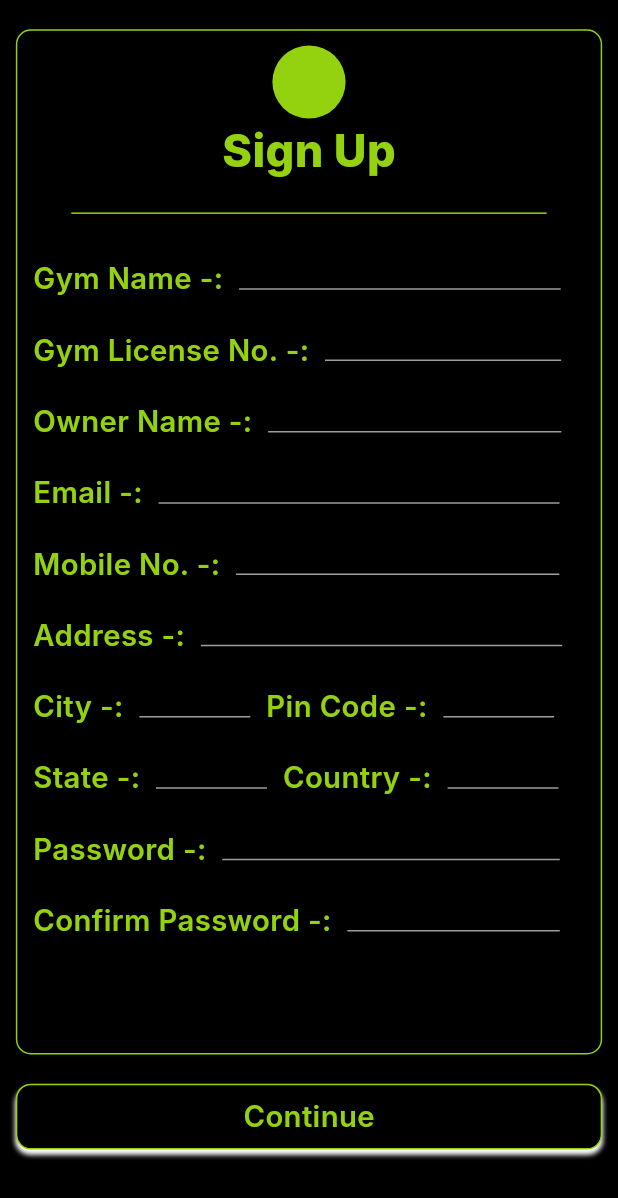
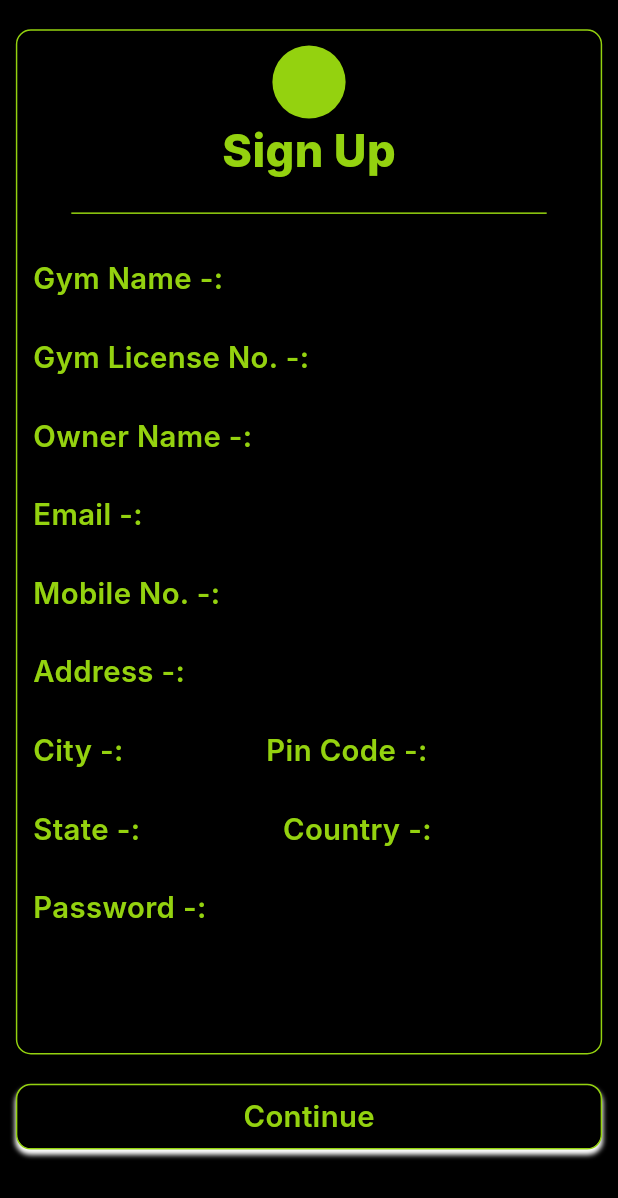
Before and after one commit to Sumeetbharali/360, a Flutter app: the SignUp screen opened by its route, on a phone screen of 412 x 824 dp. Shown: the top 1198 px of the screen. Run offline on Flutter 3.47's test engine with Material 3 defaults, Android fonts, the phone set to English and light mode, and no system bars; our stand-ins replace bloc, cloud_firestore, dartz, firebase_auth, firebase_core, flutter_bloc and 1 more; accounts and stored records are empty; generated files the repository leaves out were written again; Roboto replaces fonts that are missing (Inter).

Commit message:
- signup done

```diff
--- /dev/null
+++ b/lib/core/models/gym_member_model.dart
@@ -0,0 +1,81 @@
+class GymMemberModel {
+  String name;
+  String mobile_number;
+  String gender;
+  String height;
+  String weight;
+  String chest;
+  String waist;
+  String age;
+  String address;
+  String training;
+  String batch_time;
+  String date_from;
+  String date_to;
+  String paid_amount;
+  String due_amount;
+  String payment_method;
+
+  GymMemberModel({
+    this.name = "",
+    this.mobile_number = "",
+    this.gender = "",
+    this.height = "",
+    this.weight = "",
+    this.chest = "",
+    this.waist = "",
+    this.age = "",
+    this.address = "",
+    this.training = "",
+    this.batch_time = "",
+    this.date_from = "",
+    this.date_to = "",
+    this.paid_amount = "",
+    this.due_amount = "",
+    this.payment_method = "",
+  });
+
+  // Convert Firestore document to GymMemberModel
+  factory GymMemberModel.fromJson(Map<String, dynamic> json) {
+    return GymMemberModel(
+      name: json['name'] ?? "",
+      mobile_number: json['mobile_number'] ?? "",
+      gender: json['gender'] ?? "",
+      height: json['height'] ?? "",
+      weight: json['weight'] ?? "",
+      chest: json['chest'] ?? "",
+      waist: json['waist'] ?? "",
+      age: json['age'] ?? "",
+      address: json['address'] ?? "",
+      training: json['training'] ?? "",
+      batch_time: json['batch_time'] ?? "",
+      date_from: json['date_from'] ?? "",
+      date_to: json['date_to'] ?? "",
+      paid_amount: json['paid_amount'] ?? "",
+      due_amount: json['due_amount'] ?? "",
+      payment_method: json['payment_method'] ?? "",
+    );
+  }
+
+  // Convert GymMemberModel to Json document
+  Map<String, dynamic> toJson() {
+    return {
+      'name': name,
+      'mobile_number': mobile_number,
+      'gender': gender,
+      'height': height,
+      'weight': weight,
+      'chest': chest,
+      'waist': waist,
+      'age': age,
+      'address': address,
+      'training': training,
+      'batch_time': batch_time,
+      'date_from': date_from,
+      'date_to': date_to,
+      'paid_amount': paid_amount,
+      'due_amount': due_amount,
+      'payment_method': payment_method,
+    };
+  }
+}
--- a/lib/features/auth/data/models/sign_up_model.dart
+++ b/lib/features/auth/data/models/sign_up_model.dart
@@ -1,16 +1,19 @@
+import '../../../../core/models/gym_member_model.dart';
+
 class GymUserModel {
-  String gym_name,
-      license_no,
-      owner_name,
-      email,
-      mobile_no,
-      address,
-      city,
-      pin_code,
-      state,
-      country,
-      password,
-      plan;
+  String gym_name;
+  String license_no;
+  String owner_name;
+  String email;
+  String mobile_no;
+  String address;
+  String city;
+  String pin_code;
+  String state;
+  String country;
+  String password;
+  String plan;
+  List<GymMemberModel> gym_members;
 
   GymUserModel({
     this.gym_name = "",
@@ -25,6 +28,7 @@ class GymUserModel {
     this.country = "",
     this.password = "",
     this.plan = "",
+    this.gym_members = const [],
   });
 
   factory GymUserModel.fromJson(Map<String, dynamic> json) {
@@ -33,13 +37,18 @@ class GymUserModel {
       license_no: json["license_no"],
       owner_name: json["owner_name"],
       email: json["email"],
-      mobile_no: json["mobileNo"],
+      mobile_no: json["mobile_no"],
       address: json["address"],
       city: json["city"],
       pin_code: json["pin_code"],
       state: json["state"],
       country: json["country"],
       password: json["password"],
+      plan: json["plan"],
+      gym_members: (json["Members"] as List<dynamic>?)
+              ?.map((member) => GymMemberModel.fromJson(member))
+              .toList() ??
+          [],
     );
   }
 
@@ -56,7 +65,7 @@ class GymUserModel {
       'state': state,
       'country': country,
       'password': password,
-      'plan': plan
+      'plan': plan,
     };
   }
 }
--- a/lib/features/auth/presentation/pages/sign_up.dart
+++ b/lib/features/auth/presentation/pages/sign_up.dart
@@ -15,14 +15,19 @@ class SignUp extends StatelessWidget {
 
   GymUserModel signUpUser = GymUserModel();
 
+  final _formKey = GlobalKey<FormState>();
+
   void getData(GymUserModel user) {
     signUpUser = user;
   }
 
   @override
   Widget build(BuildContext context) {
-    return Scaffold(
-      body: Column(
+    return Form(
+        key: _formKey,
+        child: Scaffold(
+          body: SingleChildScrollView(
+            child: Column(
               crossAxisAlignment: CrossAxisAlignment.stretch,
               children: [
                 Container(
@@ -30,10 +35,12 @@ class SignUp extends StatelessWidget {
                   decoration: BoxDecoration(
                       color: Colors.black,
                       borderRadius: BorderRadius.circular(10),
-                border: Border.all(color: ColorPalette.mainGreen, width: 1.sp)),
+                      border: Border.all(
+                          color: ColorPalette.mainGreen, width: 1.sp)),
                   margin: EdgeInsets.only(left: 10.w, top: 20.h, right: 10.w),
                   child: Padding(
-              padding: EdgeInsets.symmetric(horizontal: 10.w, vertical: 10.h),
+                    padding:
+                        EdgeInsets.symmetric(horizontal: 10.w, vertical: 10.h),
                     child: Column(
                       crossAxisAlignment: CrossAxisAlignment.center,
                       children: [
@@ -61,17 +68,21 @@ class SignUp extends StatelessWidget {
                   ),
                 ),
                 verticalSpace(20),
-          BlocBuilder<AuthCubit, AuthState>(
+                BlocListener<AuthCubit, AuthState>(
+                  listener: (context, state) {
+                    if (state is AuthSignUpSuccess) {
+                      Navigator.pushNamedAndRemoveUntil(
+                          context, PagesRoutes.mainLayout, (router) => false);
+                    }
+                  },
+                  child: BlocBuilder<AuthCubit, AuthState>(
                     builder: (context, state) {
-              var myCubit = context.read<AuthCubit>();
                       return GestureDetector(
                           onTap: () {
+                            _formKey.currentState!.validate();
+                            var myCubit = context.read<AuthCubit>();
                             myCubit.user = signUpUser;
                             myCubit.signUp();
-                    Navigator.pushNamedAndRemoveUntil(
-                        context,
-                        PagesRoutes.planSelection,
-                        (Route<dynamic> route) => false);
                           },
                           child: Container(
                             margin: EdgeInsets.symmetric(horizontal: 10.w),
@@ -83,22 +94,27 @@ class SignUp extends StatelessWidget {
                                     color: Colors.white, // White shadow
                                     blurRadius: 2, // Blur intensity
                                     spreadRadius: 0.1, // Spread of the shadow
-                            offset: Offset(0, 3), // Shadow position (x, y)
+                                    offset:
+                                        Offset(0, 3), // Shadow position (x, y)
                                   ),
                                 ],
-                        border: Border.all(color: ColorPalette.mainGreen),
+                                border:
+                                    Border.all(color: ColorPalette.mainGreen),
                                 borderRadius: BorderRadius.circular(10)),
                             child: Center(
                               child: Text(
                                 "Continue",
-                        style: MyTextStyles.fontInter20MainGreenSemiBold,
+                                style:
+                                    MyTextStyles.fontInter20MainGreenSemiBold,
                               ),
                             ),
                           ));
                     },
+                  ),
                 )
               ],
             ),
-    );
+          ),
+        ));
   }
 }
--- a/lib/features/auth/presentation/widgets/sign_up_body.dart
+++ b/lib/features/auth/presentation/widgets/sign_up_body.dart
@@ -7,10 +7,11 @@ import '../../../../core/widgets/space.dart';
 class SignUpBody extends StatelessWidget {
   SignUpBody({super.key, required this.getData});
 
-  late GymUserModel user = GymUserModel();
   final Function(GymUserModel) getData;
 
-  onFieldChanged(String value, String text) {
+  late GymUserModel user = GymUserModel();
+
+  onFieldChanged(dynamic value, String text) {
     switch (text) {
       case "Gym Name":
         user.gym_name = value;
@@ -20,6 +21,7 @@ class SignUpBody extends StatelessWidget {
         break;
       case "Email":
         user.email = value;
+        print("Email: ${user.email}");
         break;
       case "Owner Name":
         user.owner_name = value;
@@ -44,8 +46,10 @@ class SignUpBody extends StatelessWidget {
         break;
       case "Password":
         user.password = value;
+        print("Password: ${user.password}");
         break;
     }
+
     getData(user);
   }
 
@@ -57,74 +61,149 @@ class SignUpBody extends StatelessWidget {
           text: "Gym Name",
           width: 203,
           onChanged: onFieldChanged,
+          // validator: (value) {
+          //   if (value == null || value.isEmpty) {
+          //     return 'Required';
+          //   }
+          //   return null;
+          // },
         ),
-        verticalSpace(20),
+        verticalSpace(25),
         SignupField(
-            text: "Gym License No.", width: 149, onChanged: onFieldChanged),
-        verticalSpace(20),
-        SignupField(text: "Owner Name", width: 185, onChanged: onFieldChanged),
-        verticalSpace(20),
-        SignupField(text: "Email", width: 253, onChanged: onFieldChanged),
-        verticalSpace(20),
-        SignupField(text: "Mobile No.", width: 204, onChanged: onFieldChanged),
-        verticalSpace(20),
-        SignupField(text: "Address", width: 228, onChanged: onFieldChanged),
-        verticalSpace(20),
+          // validator: (value) {
+          //   if (value == null || value.isEmpty) {
+          //     return 'Required';
+          //   }
+          //   return null;
+          // },
+          text: "Gym License No.",
+          width: 149,
+          onChanged: onFieldChanged,
+        ),
+        verticalSpace(25),
+        SignupField(
+            // validator: (value) {
+            //   if (value == null || value.isEmpty) {
+            //     return 'Required';
+            //   }
+            //   return null;
+            // },
+            text: "Owner Name",
+            width: 185,
+            onChanged: onFieldChanged),
+        verticalSpace(25),
+        SignupField(
+          text: "Email",
+          width: 253,
+          onChanged: onFieldChanged,
+          textInputType: TextInputType.emailAddress,
+          // validator: (value) {
+          //   if (value == null || value.isEmpty) {
+          //     return 'Required';
+          //   }
+          //   final regex =
+          //       RegExp(r'^[a-zA-Z0-9._%+-]+@[a-zA-Z0-9.-]+\.[a-zA-Z]{2,}$');
+          //   if (!regex.hasMatch(value)) {
+          //     return 'Not valid email address';
+          //   }
+          //   return null; // Validation passed
+          // },
+        ),
+        verticalSpace(25),
+        SignupField(
+          // validator: (value) {
+          //   if (value == null || value.isEmpty) {
+          //     return 'Required';
+          //   }
+          //   return null;
+          // },
+          text: "Mobile No.",
+          width: 204,
+          onChanged: onFieldChanged,
+          textInputType: TextInputType.number,
+        ),
+        verticalSpace(25),
+        SignupField(
+            // validator: (value) {
+            //   if (value == null || value.isEmpty) {
+            //     return 'Required';
+            //   }
+            //   return null;
+            // },
+            text: "Address",
+            width: 228,
+            onChanged: onFieldChanged),
+        verticalSpace(25),
         Row(
           children: [
-            SignupField(text: "City", width: 70, onChanged: onFieldChanged),
+            SignupField(
+                // validator: (value) {
+                //   if (value == null || value.isEmpty) {
+                //     return 'Required';
+                //   }
+                //   return null;
+                // },
+                text: "City",
+                width: 70,
+                onChanged: onFieldChanged),
             horizontalSpace(10),
-            SignupField(text: "Pin Code", width: 70, onChanged: onFieldChanged),
+            SignupField(
+              // validator: (value) {
+              //   if (value == null || value.isEmpty) {
+              //     return 'Required';
+              //   }
+              //   return null;
+              // },
+              text: "Pin Code",
+              width: 70,
+              onChanged: onFieldChanged,
+              textInputType: TextInputType.number,
+            ),
           ],
         ),
-        verticalSpace(20),
+        verticalSpace(25),
         Row(
           children: [
-            SignupField(text: "State", width: 70, onChanged: onFieldChanged),
+            SignupField(
+                // validator: (value) {
+                //   if (value == null || value.isEmpty) {
+                //     return 'Required';
+                //   }
+                //   return null;
+                // },
+                text: "State",
+                width: 70,
+                onChanged: onFieldChanged),
             horizontalSpace(10),
-            SignupField(text: "Country", width: 70, onChanged: onFieldChanged),
+            SignupField(
+                // validator: (value) {
+                //   if (value == null || value.isEmpty) {
+                //     return 'Required';
+                //   }
+                //   return null;
+                // },
+                text: "Country",
+                width: 70,
+                onChanged: onFieldChanged),
           ],
         ),
-        verticalSpace(20),
-        SignupField(text: "Password", width: 213, onChanged: onFieldChanged),
-        verticalSpace(20),
+        verticalSpace(25),
         SignupField(
-            text: "Confirm Password", width: 134, onChanged: onFieldChanged),
-        verticalSpace(20),
-        // Row(
-        //   crossAxisAlignment: CrossAxisAlignment.center,
-        //   children: [
-        //     Text(
-        //       "Upload Gym Logo -:",
-        //       style: MyTextStyles.fontInter20MainGreenSemiBold,
-        //     ),
-        //     GestureDetector(
-        //         onTap: () {},
-        //         child: Container(
-        //           margin: EdgeInsets.only(left: 5.w),
-        //           padding: EdgeInsets.symmetric(horizontal: 20.w),
-        //           height: 30.h,
-        //           width: 145.w,
-        //           decoration: BoxDecoration(
-        //               color: Colors.black,
-        //               border: Border.all(color: Colors.white),
-        //               borderRadius: BorderRadius.circular(10)),
-        //           child: Row(
-        //             mainAxisAlignment: MainAxisAlignment.center,
-        //             children: [
-        //               Icon(
-        //                 Icons.file_upload_outlined,
-        //                 color: ColorPalette.mainGreen,
-        //               ),
-        //               Text(
-        //                 "Upload",
-        //                 style: MyTextStyles.fontInter11MainGreenRegular,
-        //               ),
-        //             ],
-        //           ),
-        //         ))
-        //   ],
-        // ),
+          text: "Password",
+          width: 213,
+          onChanged: onFieldChanged,
+          isObscure: true,
+          // validator: (value) {
+          //   if (value == null || value.isEmpty) {
+          //     return 'Required';
+          //   }
+          //   if (value.length < 6) {
+          //     return 'Minimum 6 characters';
+          //   }
+          //   return null; // Validation passed
+          // },
+        ),
+        verticalSpace(25),
       ],
     );
   }
--- a/lib/features/auth/presentation/widgets/signup_field.dart
+++ b/lib/features/auth/presentation/widgets/signup_field.dart
@@ -9,11 +9,17 @@ class SignupField extends StatelessWidget {
       {super.key,
       required this.text,
       required this.width,
-      required this.onChanged});
+      required this.onChanged,
+      this.isObscure = false,
+      this.textInputType = TextInputType.text,
+      this.validator});
 
   final Function(String value, String text) onChanged;
   String text;
   int width;
+  bool isObscure;
+  TextInputType textInputType;
+  String? Function(String?)? validator;
 
   @override
   Widget build(BuildContext context) {
@@ -29,21 +35,16 @@ class SignupField extends StatelessWidget {
           height: 15.h,
           width: width.w,
           child: TextFormField(
-            onChanged: (value) {
-              print("I am .... $value");
-              onChanged(value, text);
-              print("Done<<<<<<<<<<<<<<<<<<<<<<<");
-            },
+            onChanged: (value) => onChanged(value, text),
+            validator: validator,
+            obscureText: isObscure,
+            keyboardType: textInputType,
             style: MyTextStyles.fontInter15MainGreenMedium
                 .copyWith(color: Colors.white),
             decoration: const InputDecoration(
+              errorMaxLines: 3,
               focusedBorder: InputBorder.none,
-              border: UnderlineInputBorder(
-                borderSide: BorderSide(
-                  color: Colors.grey, // Default bottom border color
-                  width: 0.5, // Default bottom border thickness
-                ),
-              ),
+              border: InputBorder.none,
             ),
           ),
         )
--- a/lib/main.dart
+++ b/lib/main.dart
@@ -33,7 +33,7 @@ class MyApp extends StatelessWidget {
           child: MaterialApp(
             debugShowCheckedModeBanner: false,
             theme: ApplicationThemeManager.theme,
-            initialRoute: PagesRoutes.planSelection,
+            initialRoute: PagesRoutes.onBoardingView,
             onGenerateRoute: AppRouter.onGenerateRoute,
           ),
         ),
```
Lines whose indentation alone changed are shown as unchanged.
